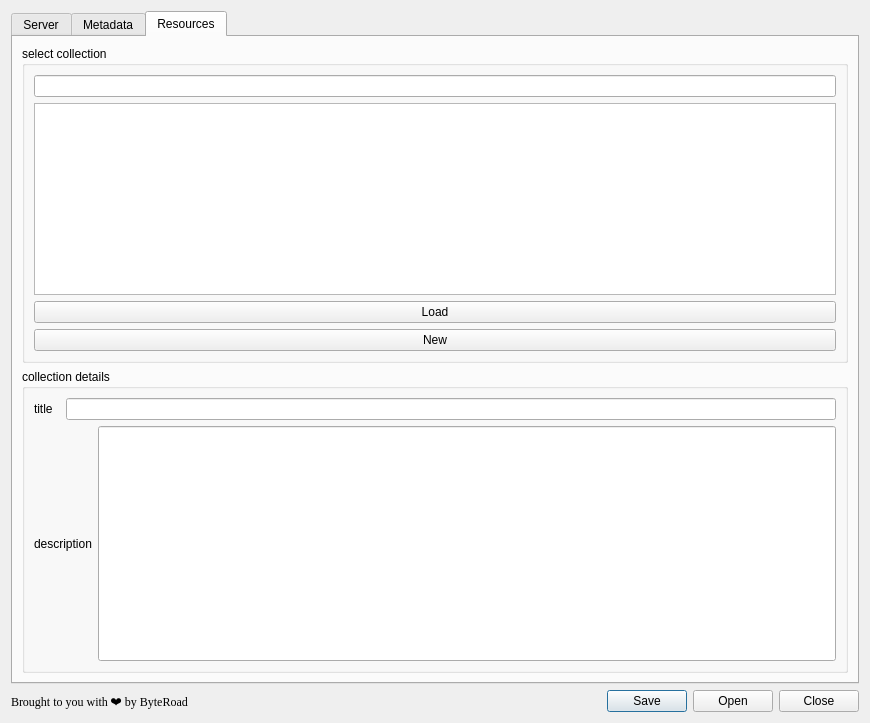
Old version of the form pygeoapi_config_dialog_base.ui in the repository KatKatKateryna/pygeoapi_config.
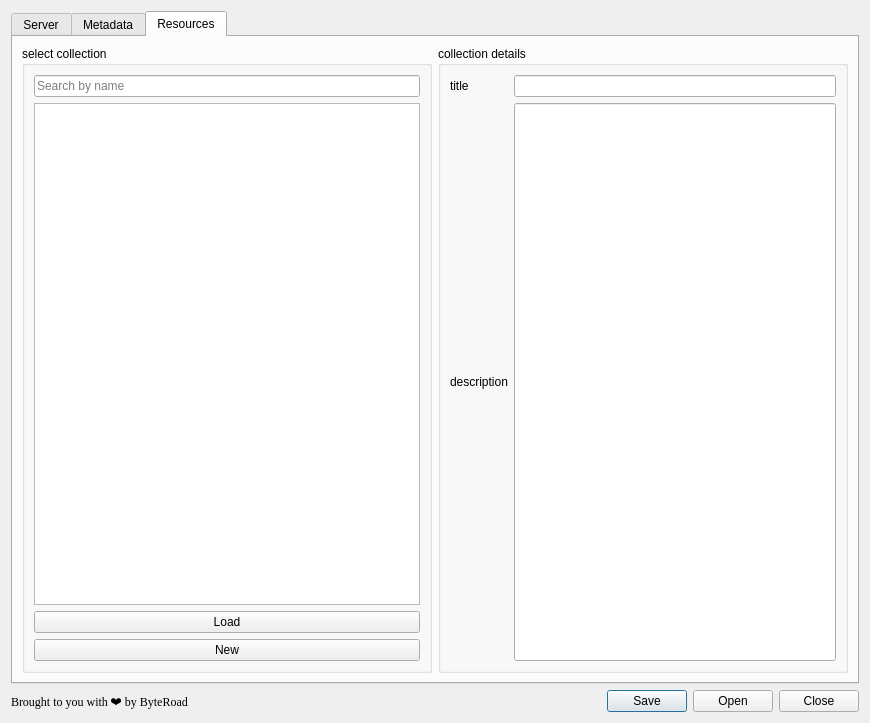
New version of the form. The open tabs and pages were chosen to show the change. Icons and pictures are not drawn.

Commit message: adjust layout

```diff
--- a/pygeoapi_config_dialog_base.ui
+++ b/pygeoapi_config_dialog_base.ui
@@ -1164,7 +1164,11 @@
          </property>
          <layout class="QVBoxLayout" name="verticalLayout_3">
           <item>
-           <widget class="QLineEdit" name="lineEditCollection"/>
+           <widget class="QLineEdit" name="lineEditCollection">
+            <property name="placeholderText">
+              <string>Search by name</string>
+            </property>
+            </widget>
           </item>
           <item>
            <widget class="QListView" name="listViewCollection"/>
@@ -1186,7 +1190,7 @@
          </layout>
         </widget>
        </item>
-       <item row="1" column="0">
+       <item row="0" column="1">
         <widget class="QGroupBox" name="groupBoxCollection">
          <property name="title">
           <string>collection details</string>
@@ -1199,18 +1203,25 @@
             </property>
            </widget>
           </item>
-          <item row="0" column="1" colspan="2">
-           <widget class="QLineEdit" name="lineEditTitle"/>
+          <item row="0" column="1">
+           <widget class="QLineEdit" name="lineEditTitle">
+            <property name="readOnly">
+              <bool>true</bool>
+            </property>
+            </widget>
           </item>
-          <item row="1" column="0" colspan="2">
+          <item row="1" column="0">
            <widget class="QLabel" name="label_16">
             <property name="text">
              <string>description</string>
             </property>
            </widget>
           </item>
-          <item row="1" column="2">
+          <item row="1" column="1">
            <widget class="QLineEdit" name="lineEditDescription">
+            <property name="readOnly">
+              <bool>true</bool>
+            </property>
             <property name="sizePolicy">
              <sizepolicy hsizetype="Expanding" vsizetype="Expanding">
               <horstretch>0</horstretch>
```
